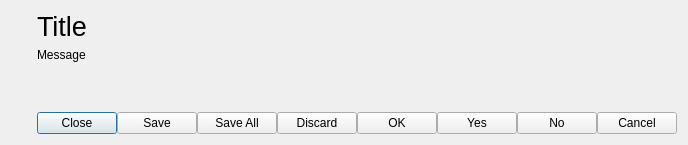
Qt form messagedialog.ui (vicr123/ts-qtplatform) before a commit.
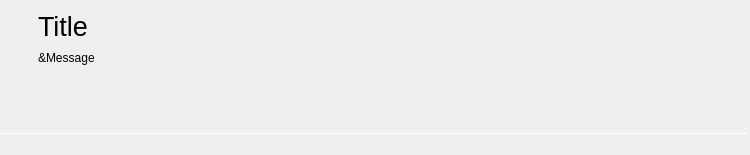
The same form after that commit. Icons and pictures are not drawn.

What changed in the file:
```diff
--- a/messagedialog.ui
+++ b/messagedialog.ui
@@ -6,17 +6,40 @@
    <rect>
     <x>0</x>
     <y>0</y>
-    <width>652</width>
-    <height>145</height>
+    <width>750</width>
+    <height>155</height>
    </rect>
   </property>
   <property name="windowTitle">
    <string>Dialog</string>
   </property>
-  <layout class="QHBoxLayout" name="horizontalLayout_3">
+  <layout class="QVBoxLayout" name="verticalLayout_2">
+   <property name="spacing">
+    <number>0</number>
+   </property>
    <property name="sizeConstraint">
     <enum>QLayout::SetMinAndMaxSize</enum>
    </property>
+   <property name="leftMargin">
+    <number>1</number>
+   </property>
+   <property name="rightMargin">
+    <number>1</number>
+   </property>
+   <property name="bottomMargin">
+    <number>1</number>
+   </property>
+   <item>
+    <layout class="QHBoxLayout" name="horizontalLayout_2">
+     <property name="spacing">
+      <number>9</number>
+     </property>
+     <property name="leftMargin">
+      <number>8</number>
+     </property>
+     <property name="rightMargin">
+      <number>8</number>
+     </property>
    <item>
     <layout class="QVBoxLayout" name="verticalLayout">
      <property name="bottomMargin">
@@ -46,6 +69,9 @@
    </item>
    <item>
     <layout class="QVBoxLayout" name="verticalLayout_3">
+       <property name="bottomMargin">
+        <number>6</number>
+       </property>
      <item>
       <widget class="QLabel" name="titleLabel">
        <property name="sizePolicy">
@@ -73,7 +99,7 @@
         </sizepolicy>
        </property>
        <property name="text">
-        <string>Message</string>
+          <string>&amp;Message</string>
        </property>
        <property name="alignment">
         <set>Qt::AlignLeading|Qt::AlignLeft|Qt::AlignTop</set>
@@ -83,11 +109,44 @@
        </property>
       </widget>
      </item>
+      </layout>
+     </item>
+    </layout>
+   </item>
      <item>
+    <widget class="Line" name="line">
+     <property name="maximumSize">
+      <size>
+       <width>16777215</width>
+       <height>1</height>
+      </size>
+     </property>
+     <property name="orientation">
+      <enum>Qt::Horizontal</enum>
+     </property>
+    </widget>
+   </item>
+   <item>
+    <widget class="QWidget" name="buttonWidget" native="true">
+     <property name="autoFillBackground">
+      <bool>true</bool>
+     </property>
       <layout class="QHBoxLayout" name="horizontalLayout">
        <property name="spacing">
         <number>0</number>
        </property>
+      <property name="leftMargin">
+       <number>0</number>
+      </property>
+      <property name="topMargin">
+       <number>0</number>
+      </property>
+      <property name="rightMargin">
+       <number>0</number>
+      </property>
+      <property name="bottomMargin">
+       <number>0</number>
+      </property>
        <item>
         <spacer name="horizontalSpacer">
          <property name="orientation">
@@ -101,96 +160,8 @@
          </property>
         </spacer>
        </item>
-       <item>
-        <widget class="QPushButton" name="closeButton">
-         <property name="text">
-          <string>Close</string>
-         </property>
-         <property name="icon">
-          <iconset theme="dialog-close"/>
-         </property>
-        </widget>
-       </item>
-       <item>
-        <widget class="QPushButton" name="saveButton">
-         <property name="text">
-          <string>Save</string>
-         </property>
-         <property name="icon">
-          <iconset theme="document-save">
-           <normaloff>.</normaloff>.</iconset>
-         </property>
-        </widget>
-       </item>
-       <item>
-        <widget class="QPushButton" name="saveAllButton">
-         <property name="text">
-          <string>Save All</string>
-         </property>
-         <property name="icon">
-          <iconset theme="document-save-all">
-           <normaloff>.</normaloff>.</iconset>
-         </property>
-        </widget>
-       </item>
-       <item>
-        <widget class="QPushButton" name="discardButton">
-         <property name="text">
-          <string>Discard</string>
-         </property>
-         <property name="icon">
-          <iconset theme="edit-clear">
-           <normaloff>.</normaloff>.</iconset>
-         </property>
-        </widget>
-       </item>
-       <item>
-        <widget class="QPushButton" name="okButton">
-         <property name="text">
-          <string>OK</string>
-         </property>
-         <property name="icon">
-          <iconset theme="dialog-ok">
-           <normaloff>.</normaloff>.</iconset>
-         </property>
-        </widget>
-       </item>
-       <item>
-        <widget class="QPushButton" name="yesButton">
-         <property name="text">
-          <string>Yes</string>
-         </property>
-         <property name="icon">
-          <iconset theme="dialog-ok">
-           <normaloff>.</normaloff>.</iconset>
-         </property>
-        </widget>
-       </item>
-       <item>
-        <widget class="QPushButton" name="noButton">
-         <property name="text">
-          <string>No</string>
-         </property>
-         <property name="icon">
-          <iconset theme="dialog-cancel">
-           <normaloff>.</normaloff>.</iconset>
-         </property>
-        </widget>
-       </item>
-       <item>
-        <widget class="QPushButton" name="cancelButton">
-         <property name="text">
-          <string>Cancel</string>
-         </property>
-         <property name="icon">
-          <iconset theme="go-previous">
-           <normaloff>.</normaloff>.</iconset>
-         </property>
-        </widget>
-       </item>
-      </layout>
-     </item>
-    </layout>
+     </layout>
+    </widget>
    </item>
   </layout>
  </widget>
```
Lines whose indentation alone changed are shown as unchanged.
